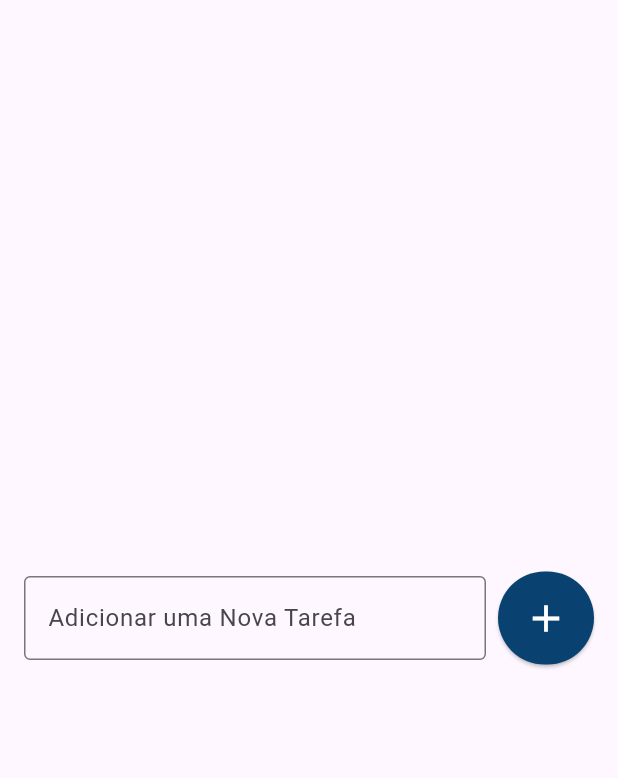
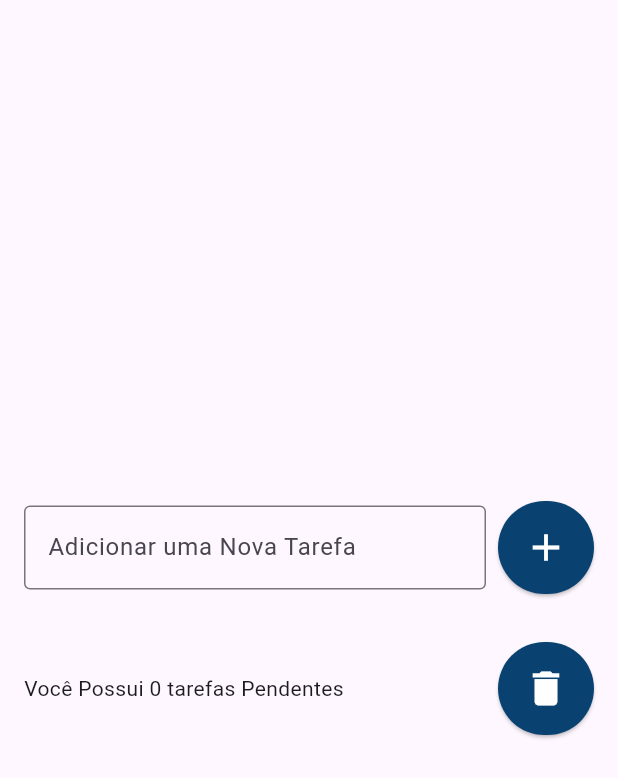
Before and after one commit to Pett97/TODO-LIST-app-Flutter, a Flutter app: the screen it shows after launch, after a tap on the "add" icon, on a phone screen of 412 x 824 dp. Shown: the top 778 px of the screen. Run offline on Flutter 3.47's test engine with Material 3 defaults, Android fonts, the phone set to English and light mode, and no system bars; our stand-ins replace flutter_slidable.

Commit message:
add tarefas ok

```diff
--- a/lib/main.dart
+++ b/lib/main.dart
@@ -10,8 +10,9 @@ class MyApp extends StatelessWidget {
 
   @override
   Widget build(BuildContext context) {
-    return  MaterialApp(
-      home: TodoListPage(),
+    return  const MaterialApp(
+      debugShowCheckedModeBanner: false,
+      home:  TodoListPage(),
     );
   }
 }
--- /dev/null
+++ b/lib/models/todo.dart
@@ -0,0 +1,7 @@
+class Todo{
+
+  Todo({required this.title, required this.dateTime});
+
+  String title;
+  DateTime  dateTime;
+}
--- a/lib/pages/todo_list_page.dart
+++ b/lib/pages/todo_list_page.dart
@@ -1,23 +1,38 @@
 import "package:flutter/material.dart";
+import "package:flutter/rendering.dart";
+import "package:flutter/widgets.dart";
+import "package:listatarefas/models/todo.dart";
+import "package:listatarefas/widgets/todoListItem.dart";
 
-class TodoListPage extends StatelessWidget {
-  TodoListPage({super.key});
+class TodoListPage extends StatefulWidget {
+  const TodoListPage({super.key});
+
+  @override
+  _TodoListPageState createState() => _TodoListPageState();
+}
+
+class _TodoListPageState extends State<TodoListPage> {
+  final TextEditingController todoController = TextEditingController();
+  List<Todo> todos = [];
 
   @override
   Widget build(BuildContext context) {
-    return Scaffold(
+    return SafeArea(
+        child: Scaffold(
       body: Center(
         child: Padding(
-          padding: const EdgeInsets.symmetric(horizontal: 16),
+          padding: const EdgeInsets.all(16),
           child: Column(
             mainAxisSize: MainAxisSize.min,
             children: [
               Row(
                 children: [
-                  const Expanded(
-                    child: const TextField(
+                  // Removed const from Expanded
+                  Expanded(
+                    child: TextField(
+                      controller: todoController,
                       decoration: const InputDecoration(
-                        border: const OutlineInputBorder(),
+                        border: OutlineInputBorder(),
                         labelText: "Adicionar uma Nova Tarefa",
                         hintText: "Estudar Enem",
                       ),
@@ -27,24 +42,93 @@ class TodoListPage extends StatelessWidget {
                     width: 8,
                   ),
                   ElevatedButton(
-                      onPressed: teste,
-                      style: ElevatedButton.styleFrom(
-                          backgroundColor:
-                              const Color.fromARGB(255, 9, 66, 112),
-                          padding: const EdgeInsets.all(16)),
-                      child: const Icon(
-                        Icons.add,
-                        size: 30,
-                        color: Colors.white,
-                      ))
+                    onPressed: () {
+                      setState(() {
+                        String text = todoController.text;
+                        if (text.isNotEmpty) {
+                          Todo todo =
+                              new Todo(title: text, dateTime: DateTime.now());
+                          todos.add(todo);
+                          todoController.clear();
+                        }
+                      });
+                    },
+                    style: ElevatedButton.styleFrom(
+                      backgroundColor: const Color.fromARGB(255, 9, 66, 112),
+                      padding: const EdgeInsets.all(16),
+                    ),
+                    child: const Icon(
+                      Icons.add,
+                      size: 30,
+                      color: Colors.white,
+                    ),
+                  ),
                 ],
-              )
+              ),
+              const SizedBox(
+                height: 16,
+              ),
+              Flexible(
+                child: ListView(
+                  shrinkWrap: true,
+                  children: [
+                    for (Todo todo in todos)
+                      TodoListItem(todo: todo, onDelete: onDelete),
+                  ],
+                ),
+              ),
+              const SizedBox(
+                height: 16,
+              ),
+              Row(
+                children: [
+                  // Removed const from Expanded
+                  Expanded(
+                    child:
+                        Text("Você Possui ${todos.length} tarefas Pendentes"),
+                  ),
+                  const SizedBox(
+                    width: 8,
+                  ),
+                  ElevatedButton(
+                    onPressed: () {
+                      setState(() {
+                        todos.clear();
+                      });
+                    },
+                    style: ElevatedButton.styleFrom(
+                      backgroundColor: const Color.fromARGB(255, 9, 66, 112),
+                      padding: const EdgeInsets.all(16),
+                    ),
+                    child: const Icon(
+                      Icons.delete,
+                      size: 30,
+                      color: Colors.white,
+                    ),
+                  ),
+                ],
+              ),
             ],
           ),
         ),
       ),
-    );
+    ));
   }
 
-  void teste() {}
+  void onDelete(Todo todo) {
+    setState(() {
+      todos.remove(todo);
+    });
+    ScaffoldMessenger.of(context).clearSnackBars();
+    ScaffoldMessenger.of(context).showSnackBar(SnackBar(
+      content: Text("Tarefa ${todo.title} Removida Com Sucesso",style: const TextStyle(fontWeight: FontWeight.w600,  color: Color.fromARGB(255, 255, 255, 255,)),),
+      backgroundColor: const Color.fromARGB(255, 54, 201, 9),
+      action:SnackBarAction(label: "Desfazer",textColor: Colors.black ,onPressed: ()=>{
+       setState(() {
+          todos.add(todo);
+       })
+      }),
+      duration: const Duration(seconds: 3),
+    ));
+  }
 }
--- a/pubspec.yaml
+++ b/pubspec.yaml
@@ -35,6 +35,8 @@ dependencies:
   # The following adds the Cupertino Icons font to your application.
   # Use with the CupertinoIcons class for iOS style icons.
   cupertino_icons: ^1.0.6
+  intl:
+  flutter_slidable: ^3.1.1
 
 dev_dependencies:
   flutter_test:
```
Also changed, not shown: lib/widgets/todoListItem.dart (added, +51 -0 lines), pubspec.lock.
